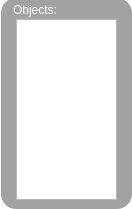
The window that Scripts/Object.ui (Plij/Oulutest) describes before a commit, drawn with Qt 5.
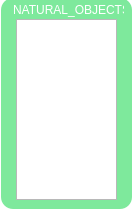
The same window after the commit.

Patch:
```diff
--- a/Scripts/Object.ui
+++ b/Scripts/Object.ui
@@ -18,7 +18,8 @@
   </property>
   <property name="styleSheet">
    <string notr="true">QWidget#Object{ background-color: transparent;}
-QFrame#frame{ background-color: rgba(136, 136, 136, 200); border-radius: 15px; }</string>
+QFrame#frame { background-color: rgba(36,217,87,150);
+ border-radius: 12px;}</string>
   </property>
   <widget class="QFrame" name="frame">
    <property name="geometry">
@@ -40,12 +41,12 @@
      <rect>
       <x>12</x>
       <y>2</y>
-      <width>54</width>
+      <width>111</width>
       <height>20</height>
      </rect>
     </property>
     <property name="text">
-     <string>&lt;html&gt;&lt;head/&gt;&lt;body&gt;&lt;p&gt;&lt;span style=&quot; color:#ffffff;&quot;&gt;Objects:&lt;/span&gt;&lt;/p&gt;&lt;/body&gt;&lt;/html&gt;</string>
+     <string>&lt;html&gt;&lt;head/&gt;&lt;body&gt;&lt;p&gt;&lt;span style=&quot; color:#ffffff;&quot;&gt;NATURAL_OBJECTS:&lt;/span&gt;&lt;/p&gt;&lt;/body&gt;&lt;/html&gt;</string>
     </property>
    </widget>
    <widget class="QListWidget" name="ObjectListWidget">
```
